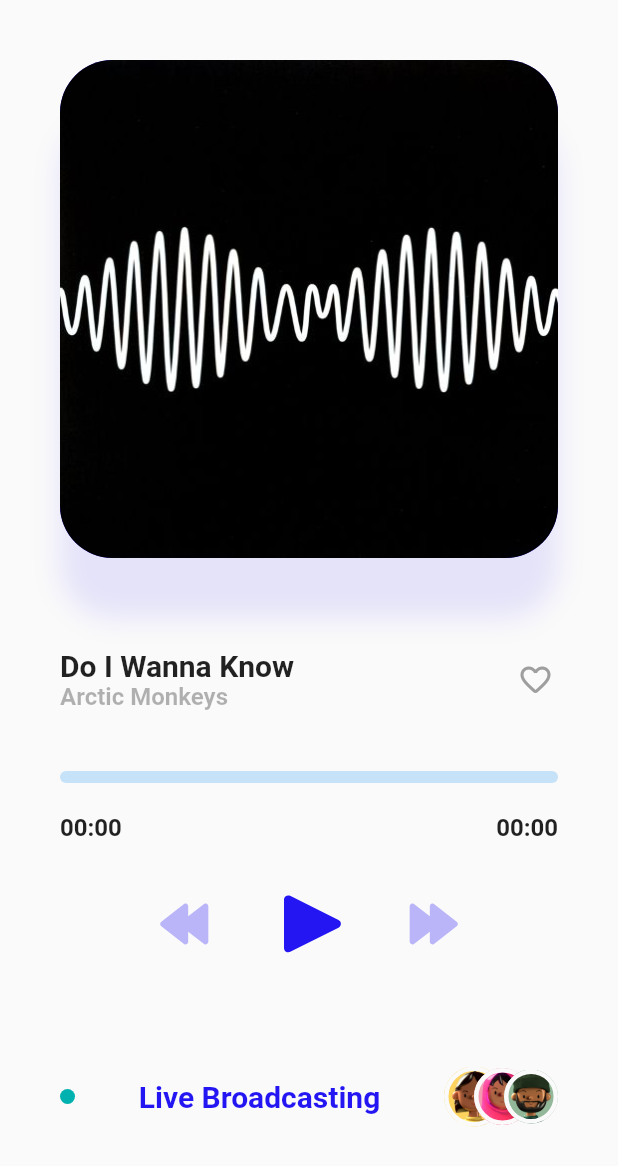
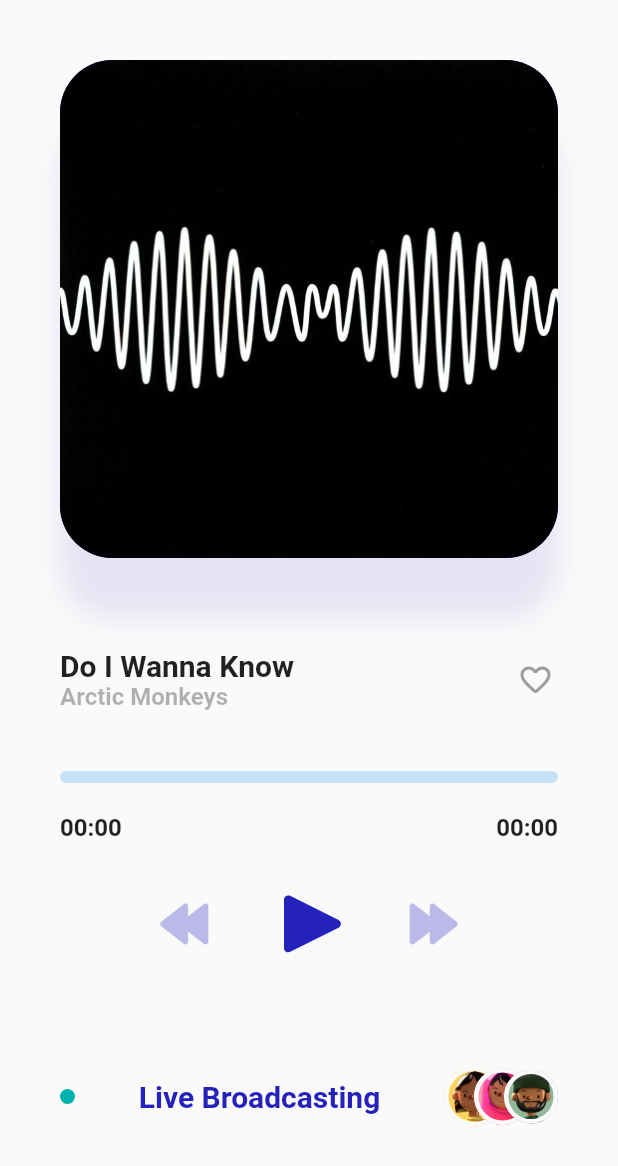
Before and after one commit to abool-AL/music-player, a Flutter app: the screen it shows after launch, on a phone screen of 412 x 824 dp. Shown: the top 1166 px of the screen. Run offline on Flutter 3.47's test engine with Material 2 defaults, Android fonts, the phone set to English and light mode, and no system bars; drawn by our look-alikes of like_button; our stand-ins replace audioplayers, flutter_svg.

Commit message:
[update] match color with UI

```diff
--- a/lib/values/constants.dart
+++ b/lib/values/constants.dart
@@ -1,7 +1,8 @@
 import 'package:flutter/material.dart';
 
 class AppColor {
-  static const Color primary = Color(0xFF2416f2);
+  static const Color primary = Color(0xFF2522BB);
+  static const Color primaryLight = Color(0xFF2B29D6);
   static const Color accent = Color(0xFF00b2af);
 
   //get theme colors
```
